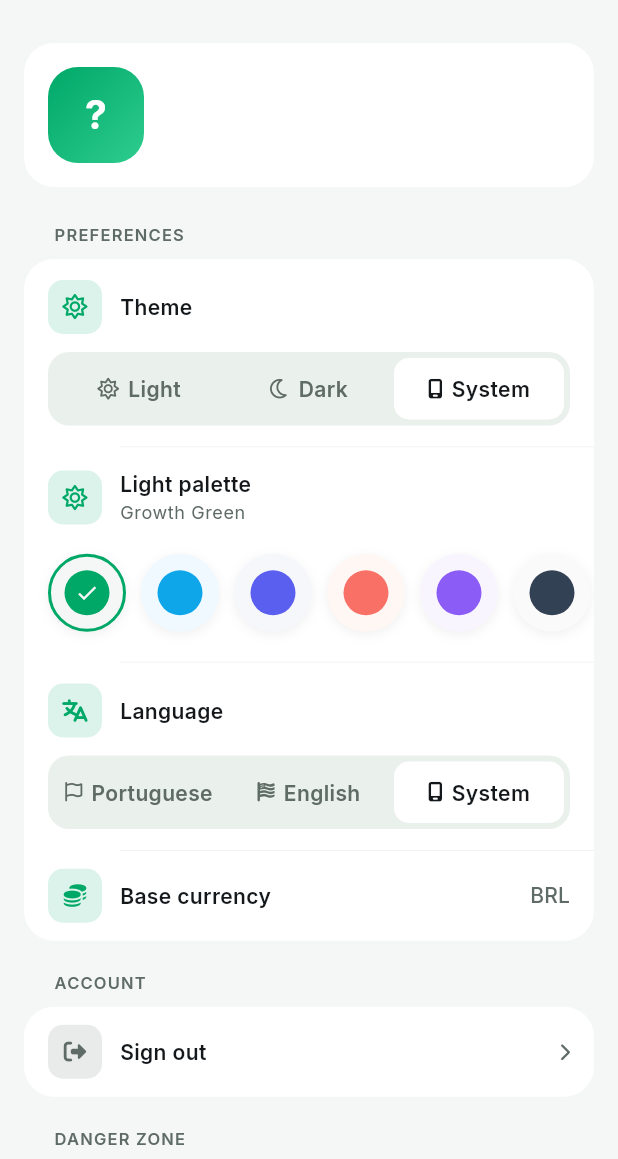
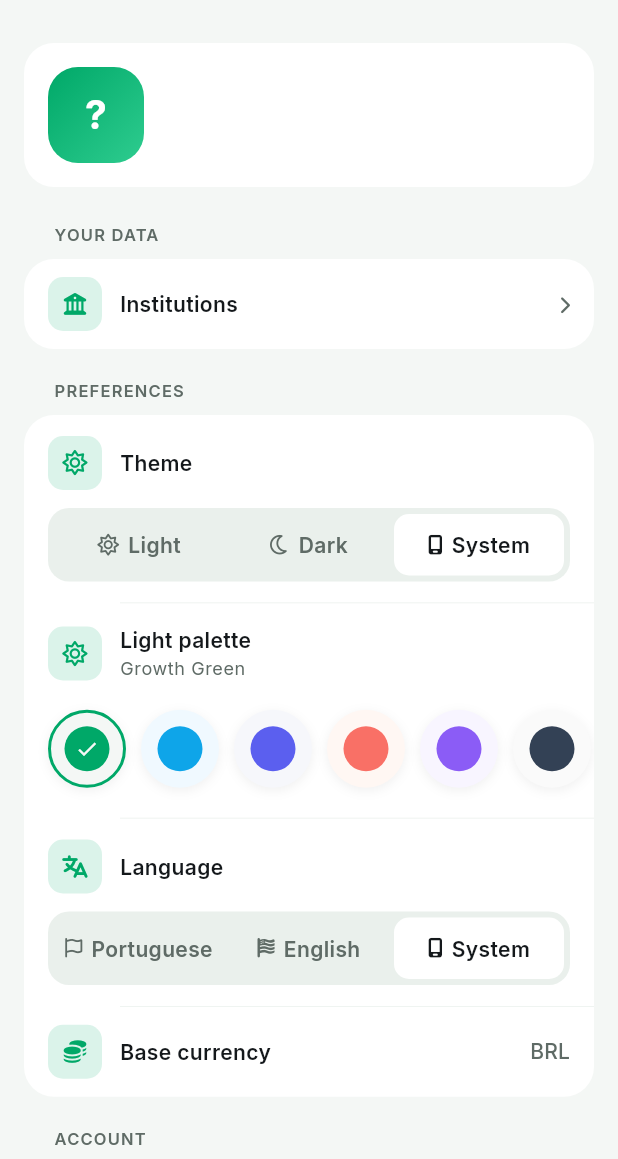
Before and after one commit to guilhermeeng99/Investanco, a Flutter app: the _ProfileView screen opened directly, on a phone screen of 412 x 824 dp, the part 77-1236 px from its top. Run offline on Flutter 3.47's test engine with Material 3 defaults, Android fonts, the phone set to English and light mode, and no system bars; our stand-ins replace cloud_firestore, dartz, dio, drift, drift_flutter, equatable and 13 more; missing offline and left inert: slang; accounts and stored records are empty; generated files the repository leaves out were written again.

Commit message:
@ refactor(nav): move Institutions from primary tab into Profile
Institutions changed too rarely to earn a primary nav tab. Drop it from
the shell (rail + bottom bar now 3 tabs) and surface it under a new
"Your data" section in Profile, mirroring financo. Reachable as a pushed
sub-page (/institutions, root navigator, back chip); the dashboard
empty-state CTA now pushes the same page. Removed the dead nav.institutions
string and regenerated slang.

Co-Authored-By: Claude Opus 4.7 (1M context) <noreply@anthropic.com>
@

```diff
--- a/lib/app/assets/i18n/en.i18n.json
+++ b/lib/app/assets/i18n/en.i18n.json
@@ -16,7 +16,6 @@
   },
   "nav": {
     "dashboard": "Portfolio",
-    "institutions": "Institutions",
     "assets": "Assets",
     "transactions": "Transactions",
     "profile": "Profile"
@@ -126,6 +125,7 @@
   },
   "profile": {
     "title": "Profile",
+    "sectionYourData": "Your data",
     "sectionPreferences": "Preferences",
     "sectionAccount": "Account",
     "sectionGetTheApp": "Get the app",
--- a/lib/app/assets/i18n/pt.i18n.json
+++ b/lib/app/assets/i18n/pt.i18n.json
@@ -16,7 +16,6 @@
   },
   "nav": {
     "dashboard": "Carteira",
-    "institutions": "Instituições",
     "assets": "Ativos",
     "transactions": "Lançamentos",
     "profile": "Perfil"
@@ -126,6 +125,7 @@
   },
   "profile": {
     "title": "Perfil",
+    "sectionYourData": "Seus dados",
     "sectionPreferences": "Preferências",
     "sectionAccount": "Conta",
     "sectionGetTheApp": "Baixar o app",
--- a/lib/app/router/app_router.dart
+++ b/lib/app/router/app_router.dart
@@ -39,6 +39,14 @@ class AppRouter {
         path: LoginPage.routePath,
         builder: (context, state) => const LoginPage(),
       ),
+      // Institutions is a pushed sub-page (reached from Profile → "Your data",
+      // and the dashboard empty-state CTA), not a primary tab — it changes too
+      // rarely to earn shell real estate. Lives on the root navigator so it
+      // covers the shell with a back chip. See `docs/specs/institutions.md`.
+      GoRoute(
+        path: InstitutionsPage.routePath,
+        builder: (context, state) => const InstitutionsPage(),
+      ),
       StatefulShellRoute.indexedStack(
         builder: (context, state, navigationShell) =>
             HomeShell(navigationShell: navigationShell),
@@ -48,14 +56,6 @@ class AppRouter {
               GoRoute(
                 path: DashboardPage.routePath,
                 builder: (context, state) => const DashboardPage(),
-              ),
-            ],
-          ),
-          StatefulShellBranch(
-            routes: [
-              GoRoute(
-                path: InstitutionsPage.routePath,
-                builder: (context, state) => const InstitutionsPage(),
               ),
             ],
           ),
--- a/lib/app/shell/home_shell.dart
+++ b/lib/app/shell/home_shell.dart
@@ -31,7 +31,7 @@ class HomeShell extends StatelessWidget {
   static const double _wideBreakpoint = 900;
 
   /// Index of the profile branch (last shell branch).
-  static const int profileIndex = 4;
+  static const int profileIndex = 3;
 
   void _goBranch(int index) {
     navigationShell.goBranch(
@@ -75,11 +75,11 @@ class _NavSpec {
   final String label;
 }
 
-/// The four primary sections (indices 0–3). Profile (index 4) is rendered
+/// The three primary sections (indices 0–2). Profile (index 3) is rendered
 /// separately — as a user tile in the rail, a user-icon pill in the bottom bar.
+/// Institutions is reached from Profile, not a primary tab (see `app_router.dart`).
 List<_NavSpec> _mainDestinations() => [
       _NavSpec(FontAwesomeIcons.chartPie, t.nav.dashboard),
-      _NavSpec(FontAwesomeIcons.buildingColumns, t.nav.institutions),
       _NavSpec(FontAwesomeIcons.coins, t.nav.assets),
       _NavSpec(FontAwesomeIcons.rightLeft, t.nav.transactions),
     ];
--- a/lib/features/dashboard/presentation/pages/dashboard_page.dart
+++ b/lib/features/dashboard/presentation/pages/dashboard_page.dart
@@ -140,7 +140,7 @@ class _EmptyState extends StatelessWidget {
       title: t.dashboard.emptyTitle,
       message: t.dashboard.empty,
       actionLabel: t.dashboard.addFirst,
-      onAction: () => context.go('/institutions'),
+      onAction: () => context.push('/institutions'),
     );
   }
 }
--- a/lib/features/institutions/presentation/pages/institutions_page.dart
+++ b/lib/features/institutions/presentation/pages/institutions_page.dart
@@ -62,6 +62,7 @@ class _InstitutionsView extends StatelessWidget {
     return Scaffold(
       appBar: InvestancoAppBar(
         title: t.institutions.title,
+        showBack: true,
         actions: [
           IconButton(
             tooltip: t.institutions.add,
--- a/lib/features/profile/presentation/pages/profile_page.dart
+++ b/lib/features/profile/presentation/pages/profile_page.dart
@@ -4,12 +4,14 @@ import 'package:flutter/foundation.dart' show kIsWeb;
 import 'package:flutter/material.dart';
 import 'package:flutter_bloc/flutter_bloc.dart';
 import 'package:font_awesome_flutter/font_awesome_flutter.dart';
+import 'package:go_router/go_router.dart';
 import 'package:investanco/app/di/injection_container.dart';
 import 'package:investanco/app/widgets/investanco_app_bar.dart';
 import 'package:investanco/core/extensions/context_extensions.dart';
 import 'package:investanco/core/utils/web_file_download.dart'
     if (dart.library.js_interop) 'package:investanco/core/utils/web_file_download_web.dart';
 import 'package:investanco/features/auth/presentation/bloc/auth_bloc.dart';
+import 'package:investanco/features/institutions/presentation/pages/institutions_page.dart';
 import 'package:investanco/features/profile/domain/entities/app_settings.dart';
 import 'package:investanco/features/profile/presentation/cubit/profile_cubit.dart';
 import 'package:investanco/features/profile/presentation/widgets/app_version_footer.dart';
@@ -122,6 +124,18 @@ class _ProfileView extends StatelessWidget {
           const _Header(),
           const SizedBox(height: 24),
           ProfileSection(
+            label: t.profile.sectionYourData,
+            children: [
+              ProfileRow(
+                icon: FontAwesomeIcons.buildingColumns,
+                title: t.institutions.title,
+                onTap: () =>
+                    unawaited(context.push(InstitutionsPage.routePath)),
+              ),
+            ],
+          ),
+          const SizedBox(height: 20),
+          ProfileSection(
             label: t.profile.sectionPreferences,
             children: const [
               ProfileThemeRow(),
```
Also changed, not shown: lib/gen/i18n/strings.g.dart, lib/gen/i18n/strings_en.g.dart, lib/gen/i18n/strings_pt.g.dart, 2 other files.
